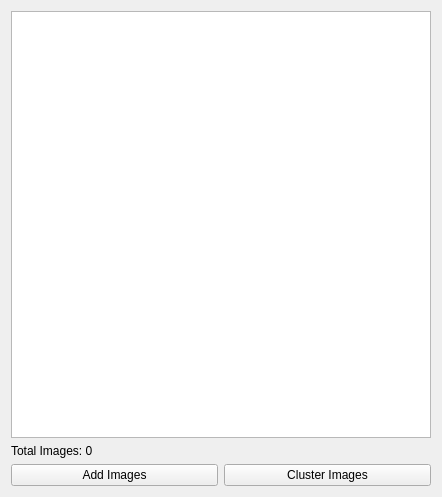
First picture: the form in ImageSelector.ui, repository nickbetsworth/Image-Classifier, before the edit.
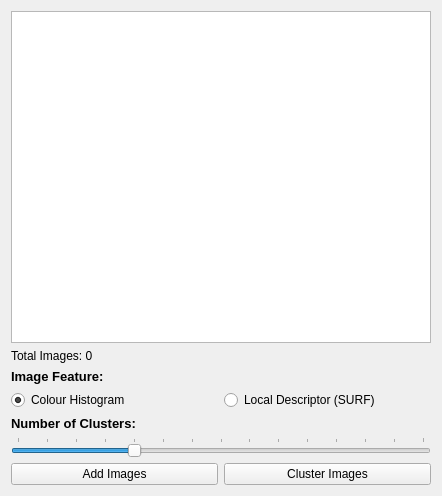
Second picture: the form after the edit. Custom widgets are drawn as their Qt base class.

```diff
--- a/ImageSelector.ui
+++ b/ImageSelector.ui
@@ -10,7 +10,7 @@
     <x>0</x>
     <y>0</y>
     <width>442</width>
-    <height>497</height>
+    <height>496</height>
    </rect>
   </property>
   <property name="sizePolicy">
@@ -26,14 +26,7 @@
    <item row="0" column="0">
     <widget class="QImageLister" name="lstImages"/>
    </item>
-   <item row="1" column="0">
-    <widget class="QLabel" name="lblImageCount">
-     <property name="text">
-      <string>Total Images: 0</string>
-     </property>
-    </widget>
-   </item>
-   <item row="2" column="0">
+   <item row="6" column="0">
     <layout class="QHBoxLayout" name="horizontalLayout">
      <item>
       <widget class="QPushButton" name="btnAdd">
@@ -54,6 +47,93 @@
      </item>
     </layout>
    </item>
+   <item row="3" column="0">
+    <layout class="QHBoxLayout" name="horizontalLayout_2">
+     <item>
+      <widget class="QRadioButton" name="rad_feature_histogram">
+       <property name="text">
+        <string>Colour Histogram</string>
+       </property>
+       <property name="checked">
+        <bool>true</bool>
+       </property>
+      </widget>
+     </item>
+     <item>
+      <widget class="QRadioButton" name="rad_feature_descriptor">
+       <property name="text">
+        <string>Local Descriptor (SURF)</string>
+       </property>
+      </widget>
+     </item>
+    </layout>
+   </item>
+   <item row="2" column="0">
+    <widget class="QLabel" name="label">
+     <property name="font">
+      <font>
+       <pointsize>10</pointsize>
+       <weight>75</weight>
+       <bold>true</bold>
+      </font>
+     </property>
+     <property name="text">
+      <string>Image Feature:</string>
+     </property>
+    </widget>
+   </item>
+   <item row="1" column="0">
+    <widget class="QLabel" name="lblImageCount">
+     <property name="text">
+      <string>Total Images: 0</string>
+     </property>
+    </widget>
+   </item>
+   <item row="4" column="0">
+    <widget class="QLabel" name="lbl_cluster_count">
+     <property name="font">
+      <font>
+       <pointsize>10</pointsize>
+       <weight>75</weight>
+       <bold>true</bold>
+      </font>
+     </property>
+     <property name="text">
+      <string>Number of Clusters:</string>
+     </property>
+    </widget>
+   </item>
+   <item row="5" column="0">
+    <widget class="QSlider" name="cluster_slider">
+     <property name="minimum">
+      <number>2</number>
+     </property>
+     <property name="maximum">
+      <number>16</number>
+     </property>
+     <property name="pageStep">
+      <number>1</number>
+     </property>
+     <property name="sliderPosition">
+      <number>6</number>
+     </property>
+     <property name="orientation">
+      <enum>Qt::Horizontal</enum>
+     </property>
+     <property name="invertedAppearance">
+      <bool>false</bool>
+     </property>
+     <property name="invertedControls">
+      <bool>false</bool>
+     </property>
+     <property name="tickPosition">
+      <enum>QSlider::TicksAbove</enum>
+     </property>
+     <property name="tickInterval">
+      <number>1</number>
+     </property>
+    </widget>
+   </item>
   </layout>
  </widget>
  <customwidgets>
```
